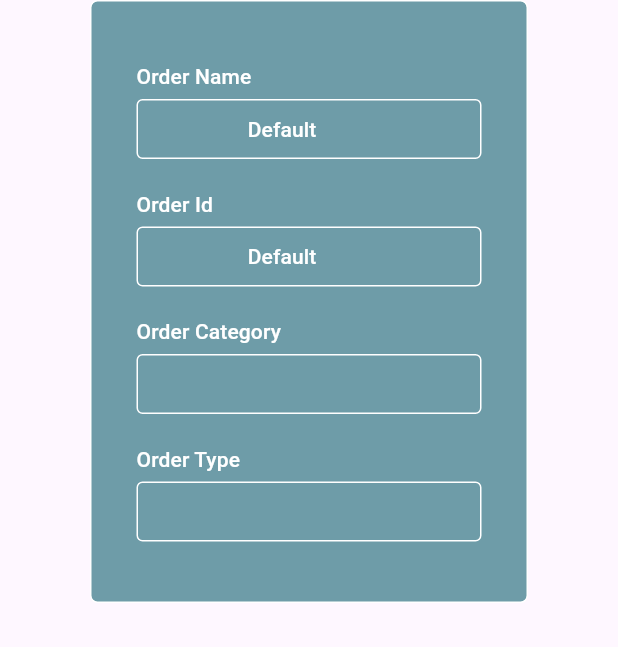
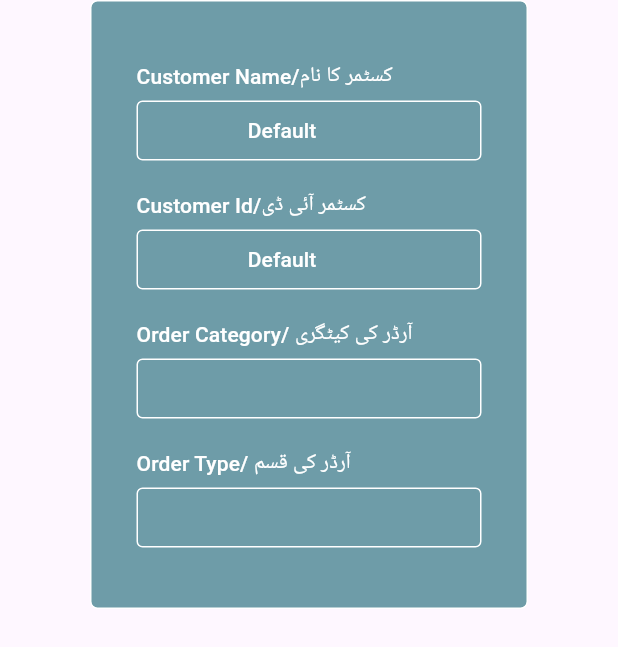
Before and after one commit to mahrukh-288/Smart-Darzi, a Flutter app: the OrderDetailsForm widget shown alone on an empty page, opened directly, on a phone screen of 412 x 824 dp. Shown: the top 647 px of the screen. Run offline on Flutter 3.47's test engine with Material 3 defaults, Android fonts, the phone set to English and light mode, and no system bars; drawn by our look-alikes of dropdown_search; our stand-ins replace image_picker, responsive_framework.

Commit message:
changes made

```diff
--- a/lib/order_details/SaveOrderPage.dart
+++ b/lib/order_details/SaveOrderPage.dart
@@ -37,7 +37,7 @@ backgroundColor: primaryColor.withOpacity(0.3),
                       height: 20,
                     ),
                     Text(
-                      'Order Details',
+                      'Order Details/آرڈر کی تفصیلات',
                       style: Theme.of(context).textTheme.headlineLarge,
                     ),
                     const SizedBox(
@@ -48,7 +48,7 @@ backgroundColor: primaryColor.withOpacity(0.3),
                       height: 20,
                     ),
                     Text(
-                      'Sizing / Maap',
+                      'Dress Styling / پرہیز',
                       style: Theme.of(context).textTheme.headlineLarge,
                     ),
                     const SizedBox(
@@ -59,7 +59,7 @@ backgroundColor: primaryColor.withOpacity(0.3),
                       height: 20,
                     ),
                     Text(
-                      'Embroidary Details',
+                      'Embroidary Details/کڑہائی کی تفصیلات',
                       style: Theme.of(context).textTheme.headlineLarge,
                     ),
                     const SizedBox(
@@ -74,7 +74,7 @@ backgroundColor: primaryColor.withOpacity(0.3),
                           orderSavedDialog(context);
                         },
                         child: Text(
-                          'Save Order',
+                          'Save Order/ آرڈر کو محفوظ کریں',
                           style: Theme.of(context).textTheme.headlineSmall,
                         )),
                   ],
--- a/lib/order_details/embroidoryForm.dart
+++ b/lib/order_details/embroidoryForm.dart
@@ -38,11 +38,11 @@ class _EmbroidaryFomState extends State<EmbroidaryFom> {
             Column(
               mainAxisAlignment: MainAxisAlignment.spaceBetween,
               children: [
-                sizeTextField(context, 'Embroidary Style', false, ['Single Salai / سنگل سلائی', 'Double Salai /ڈبل سلائی', 'Raishmi   Single/ریشمی سنگل','Raishmi   Double/ریشمی ڈبل']),
+                sizeTextField(context, 'Embroidary Style/کڑہائی کا سٹائل', false, ['Single Salai / سنگل سلائی', 'Double Salai /ڈبل سلائی', 'Raishmi   Single/ریشمی سنگل','Raishmi   Double/ریشمی ڈبل']),
                 SizedBox(
                   height: 20,
                 ),
-                sizeTextField(context, 'Book Number', false, ['Book 1', 'Book 2', 'Book 3']),
+                sizeTextField(context, 'Book Number/کتاب کا نمبر ', false, ['Book 1', 'Book 2', 'Book 3']),
                 SizedBox(
                   height: 20,
                 ),
@@ -50,7 +50,7 @@ class _EmbroidaryFomState extends State<EmbroidaryFom> {
                   crossAxisAlignment: CrossAxisAlignment.start,
                   children: [
                     Text(
-                      'Book Design',
+                      'Design Number/ ڈیزائن نمبر',
                       style: Theme.of(context).textTheme.labelLarge,
                     ),
                     const SizedBox(
--- a/lib/order_details/order_details_form.dart
+++ b/lib/order_details/order_details_form.dart
@@ -24,11 +24,11 @@ class OrderDetailsForm extends StatelessWidget {
         runSpacing: 20,
         spacing: 60,
         children: [
-          sizeTextField(context, 'Order Name', true, []),
-          sizeTextField(context, 'Order Id', true, []),
-          sizeTextField(context,'Order Category',
+          sizeTextField(context, 'Customer Name/کسٹمر کا نام', true, []),
+          sizeTextField(context, 'Customer Id/کسٹمر آئی ڈی', true, []),
+          sizeTextField(context,'Order Category/ آرڈر کی کیٹگری',
           false, ['Male /مردانہ', 'Female /زنانہ']),
-          sizeTextField(context,'Order Type', false,['Shalwar Qamees /شلوار قمیص', 'Shirt /شرٹ', 'Kurta Shalwar /کُرتا پاجامہ','Waist Coat / ویس کوٹ','Trouser / ٹراؤزر']),
+          sizeTextField(context,'Order Type/ آرڈر کی قسم', false,['Shalwar Qamees /شلوار قمیص', 'Shirt /شرٹ', 'Kurta Shalwar /کُرتا پاجامہ','Waist Coat / ویس کوٹ','Trouser / ٹراؤزر']),
         ],
       ),
     );
```
Also changed, not shown: lib/Common Widgets/pop_up_menu.dart (+46 -14 lines).
